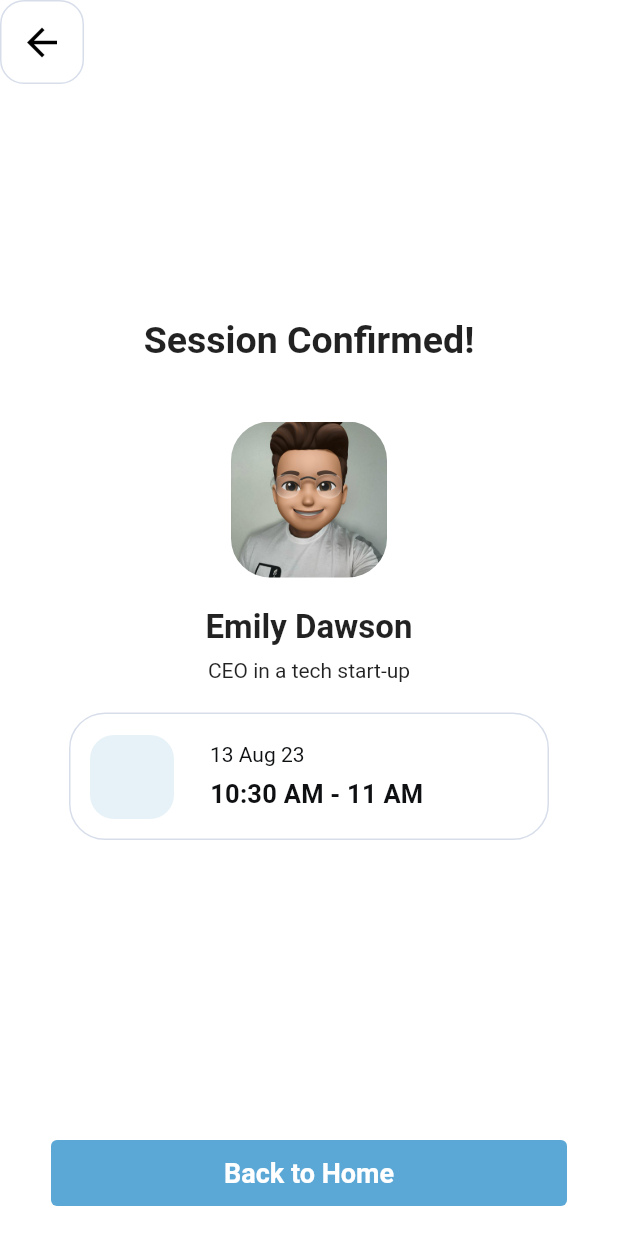
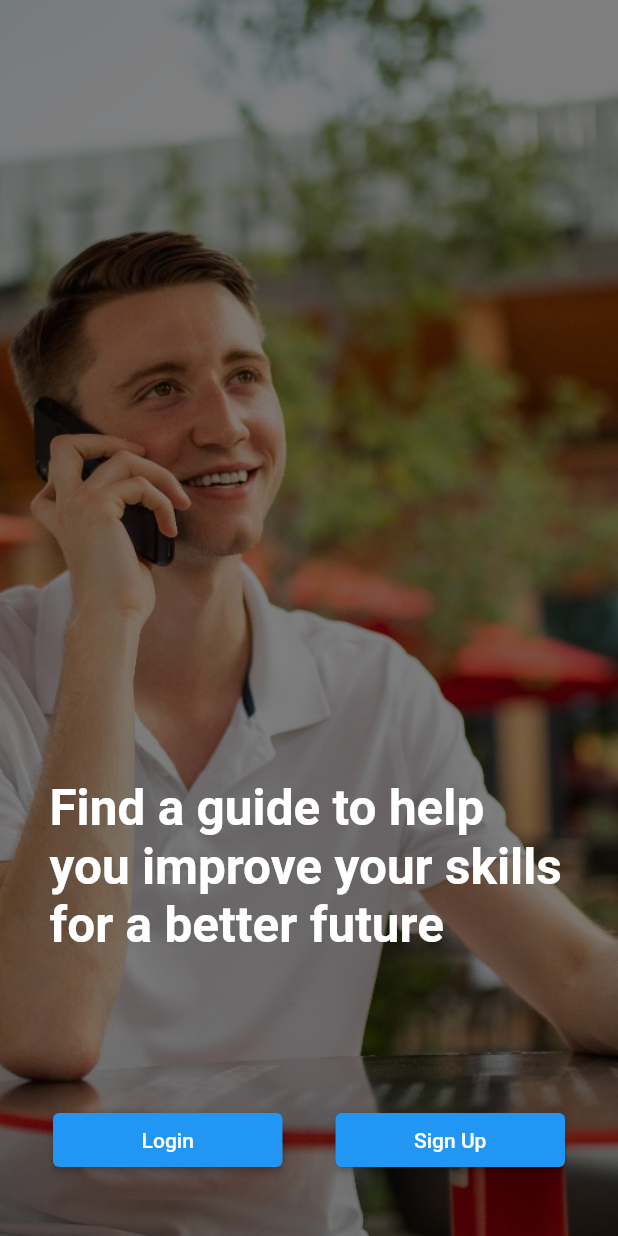
Before and after one commit to kvrtejaswi/E4App, a Flutter app: the screen it shows after launch, on a phone screen of 412 x 824 dp. Run offline on Flutter 3.47's test engine with Material 2 defaults, Android fonts, the phone set to English and light mode, and no system bars.

Commit message:
Added the splash screen

```diff
--- /dev/null
+++ b/lib/Authentication/splashScreen.dart
@@ -0,0 +1,89 @@
+import 'package:flutter/material.dart';
+
+void main() {
+  runApp(SplashScreen());
+}
+
+class SplashScreen extends StatelessWidget {
+  @override
+  Widget build(BuildContext context) {
+    return MaterialApp(
+      home: SplashScreenPage(),
+    );
+  }
+}
+
+class SplashScreenPage extends StatelessWidget {
+  @override
+  Widget build(BuildContext context) {
+    return Scaffold(
+      body: Stack(
+        children: <Widget>[
+          // Full-screen background image with a tint
+          ColorFiltered(
+            colorFilter: ColorFilter.mode(
+              Colors.black.withOpacity(0.5), // Adjust opacity as needed
+              BlendMode.srcOver,
+            ),
+            child: Image.asset(
+              'assets/screen_splash.jpg', // Replace with your image asset path
+              fit: BoxFit.cover,
+              width: double.infinity,
+              height: double.infinity,
+            ),
+          ),
+
+          // Centered content
+          Column(
+            mainAxisAlignment: MainAxisAlignment.end,
+            children: <Widget>[
+              // Text with size 33px and bold
+              Container(
+                margin: EdgeInsets.only(bottom: 100.0, left: 33.0, right: 33.0),
+                child: Text(
+                  'Find a guide to help you improve your skills for a better future',
+                  style: TextStyle(
+                    fontSize: 33,
+                    fontWeight: FontWeight.bold,
+                    color: Colors.white,
+                  ),
+                ),
+              ),
+
+              // Login and Sign Up buttons side by side
+              Container(
+                margin: EdgeInsets.only(bottom: 40.0),
+                child: Row(
+                  mainAxisAlignment: MainAxisAlignment.spaceEvenly,
+                  children: <Widget>[
+                    // Login button
+                    Container(
+                      width: 153,
+                      child: ElevatedButton(
+                        onPressed: () {
+                          // Add your login button action here
+                        },
+                        child: Text('Login'),
+                      ),
+                    ),
+
+                    // Sign Up button
+                    Container(
+                      width: 153,
+                      child: ElevatedButton(
+                        onPressed: () {
+                          // Add your sign-up button action here
+                        },
+                        child: Text('Sign Up'),
+                      ),
+                    ),
+                  ],
+                ),
+              ),
+            ],
+          ),
+        ],
+      ),
+    );
+  }
+}
--- a/lib/main.dart
+++ b/lib/main.dart
@@ -3,6 +3,10 @@ import 'Authentication/login.dart';
 import 'Authentication/forgotPassword.dart';
 import 'Authentication/recovery.dart';
 import 'Session/sessionConfirmation.dart';
+import 'Onboarding/learnerEntreprenuer.dart';
+import 'Onboarding/guideEntreprenuer.dart';
+import 'Onboarding/guideEnglish.dart';
+import 'Authentication/splashScreen.dart';
 
 void main() {
   runApp(MyApp());
@@ -13,7 +17,7 @@ class MyApp extends StatelessWidget {
   Widget build(BuildContext context) {
     return MaterialApp(
       debugShowCheckedModeBanner: false,
-      home: sessionConfirmation(), // Replace with your app's initial screen
+      home: SplashScreen(), // Replace with your app's initial screen
     );
   }
 }
--- a/pubspec.yaml
+++ b/pubspec.yaml
@@ -19,6 +19,8 @@ flutter:
   uses-material-design: true
   assets:
     - assets/profile_image.jpg
+    - assets/screen_splash.jpg
+
   fonts:
     - family: NunitoSans
       fonts:
```
Also changed, not shown: assets/screen_splash.jpg (added).
